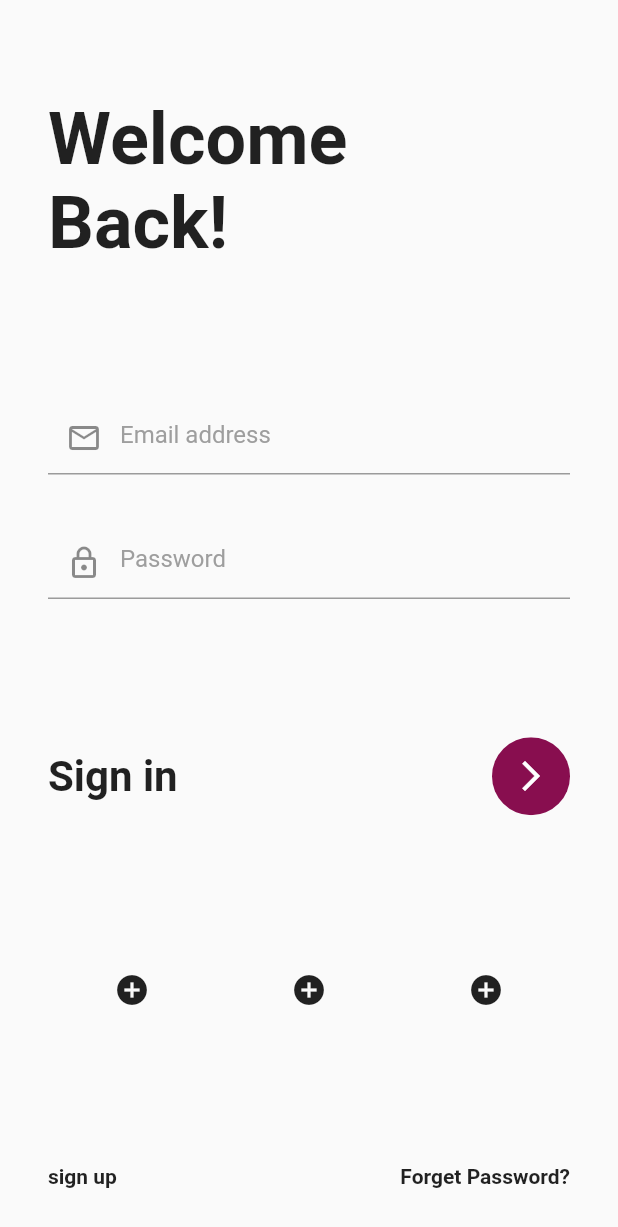
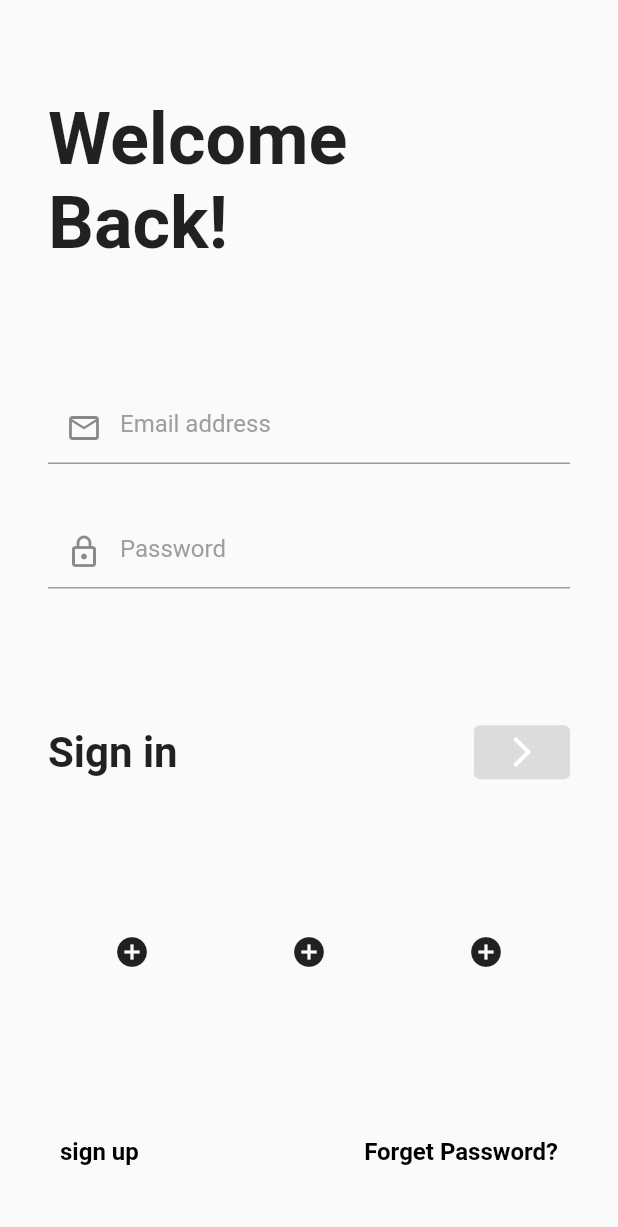
Before and after one commit to GlaucioSales/SoccerNews, a Flutter app: the screen it shows after launch, on a phone screen of 412 x 824 dp. Shown: the top 1227 px of the screen. Run offline on Flutter 3.47's test engine with Material 2 defaults, Android fonts, the phone set to English and light mode, and no system bars.

```diff
--- a/lib/ui/pages/login/widgets/sign_in_login.dart
+++ b/lib/ui/pages/login/widgets/sign_in_login.dart
@@ -13,22 +13,12 @@ class SignInLogin extends StatelessWidget {
             fontWeight: FontWeight.bold,
           ),
         ),
-        ClipOval(
-          child: Material(
-            color: Theme.of(context).primaryColor, // button color
-            child: InkWell(
-              splashColor: Theme.of(context).accentColor, // inkwell color
-              child: SizedBox(
-                width: 52,
-                height: 52,
-                child: Icon(
-                  Icons.arrow_forward_ios_sharp,
-                  color: Colors.white,
-                ),
-              ),
-              onTap: null,
-            ),
+        ElevatedButton(
+          child: Icon(
+            Icons.arrow_forward_ios_sharp,
+            color: Colors.white,
           ),
+          onPressed: null,
         ),
       ],
     );
--- a/lib/ui/pages/login/widgets/sign_up_and_forget_password.dart
+++ b/lib/ui/pages/login/widgets/sign_up_and_forget_password.dart
@@ -6,13 +6,31 @@ class SignUpAndForgetPassword extends StatelessWidget {
     return Row(
       mainAxisAlignment: MainAxisAlignment.spaceBetween,
       children: [
-        Text(
-          "sign up",
-          style: TextStyle(fontWeight: FontWeight.bold),
+        TextButton(
+          child: Text(
+            "sign up",
+            style: TextStyle(
+              color: Colors.black,
+              fontSize: 16,
+              fontWeight: FontWeight.bold
+            ),
+          ),
+          onPressed: (){
+
+          },
         ),
-        Text(
-          "Forget Password?",
-          style: TextStyle(fontWeight: FontWeight.bold),
+        TextButton(
+          child: Text(
+            "Forget Password?",
+            style: TextStyle(
+                color: Colors.black,
+                fontSize: 16,
+                fontWeight: FontWeight.bold
+            ),
+          ),
+          onPressed: (){
+
+          },
         ),
       ],
     );
```
Also changed, not shown: 1 other file.
